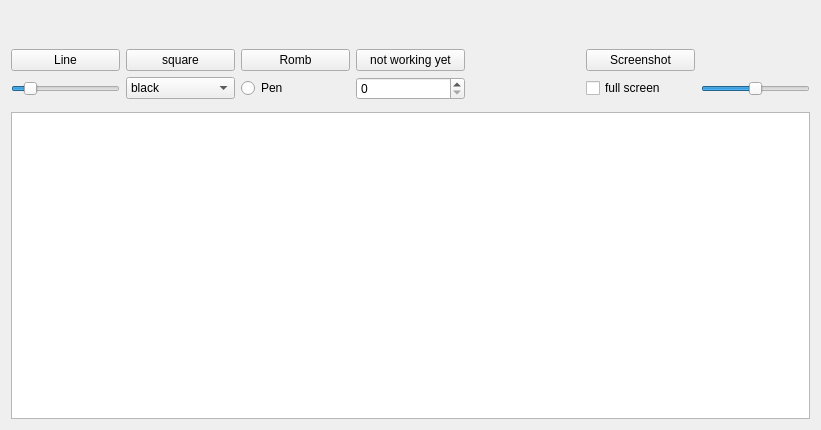
Old version of the form widget.ui in the repository Bronn1/SimplePaint.
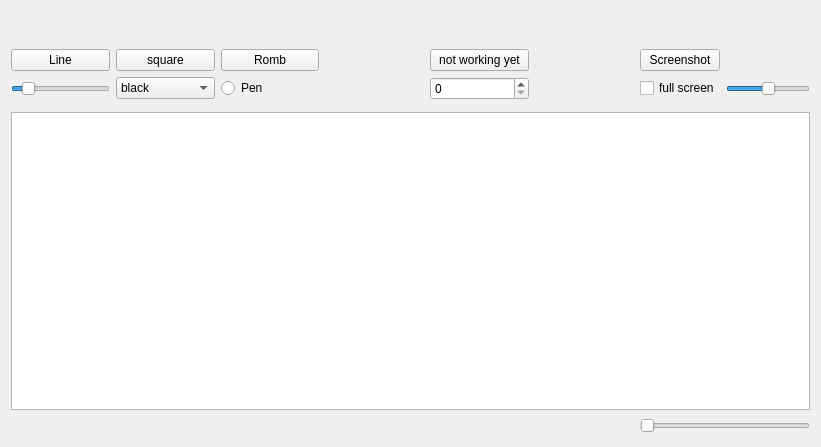
New version of the form.

```diff
--- a/widget.ui
+++ b/widget.ui
@@ -10,7 +10,7 @@
     <x>0</x>
     <y>0</y>
     <width>821</width>
-    <height>430</height>
+    <height>447</height>
    </rect>
   </property>
   <property name="sizePolicy">
@@ -26,7 +26,33 @@
    <string>Widget</string>
   </property>
   <layout class="QGridLayout" name="gridLayout_2">
-   <item row="0" column="4" rowspan="6">
+   <item row="8" column="2">
+    <spacer name="horizontalSpacer_4">
+     <property name="orientation">
+      <enum>Qt::Horizontal</enum>
+     </property>
+     <property name="sizeHint" stdset="0">
+      <size>
+       <width>40</width>
+       <height>20</height>
+      </size>
+     </property>
+    </spacer>
+   </item>
+   <item row="8" column="0">
+    <spacer name="horizontalSpacer_2">
+     <property name="orientation">
+      <enum>Qt::Horizontal</enum>
+     </property>
+     <property name="sizeHint" stdset="0">
+      <size>
+       <width>40</width>
+       <height>1</height>
+      </size>
+     </property>
+    </spacer>
+   </item>
+   <item row="0" column="5" rowspan="6">
     <spacer name="verticalSpacer">
      <property name="orientation">
       <enum>Qt::Vertical</enum>
@@ -42,13 +68,43 @@
      </property>
     </spacer>
    </item>
-   <item row="3" column="3">
+   <item row="3" column="0">
+    <widget class="QPushButton" name="LineButton">
+     <property name="text">
+      <string>Line</string>
+     </property>
+    </widget>
+   </item>
+   <item row="3" column="4">
     <widget class="QPushButton" name="pushButton">
      <property name="text">
       <string>not working yet</string>
      </property>
     </widget>
    </item>
+   <item row="7" column="0" colspan="8">
+    <widget class="QGraphicsView" name="graphicsView"/>
+   </item>
+   <item row="3" column="1">
+    <widget class="QPushButton" name="squareButton">
+     <property name="text">
+      <string>square</string>
+     </property>
+    </widget>
+   </item>
+   <item row="0" column="0" colspan="2">
+    <spacer name="horizontalSpacer">
+     <property name="orientation">
+      <enum>Qt::Horizontal</enum>
+     </property>
+     <property name="sizeHint" stdset="0">
+      <size>
+       <width>40</width>
+       <height>20</height>
+      </size>
+     </property>
+    </spacer>
+   </item>
    <item row="4" column="1">
     <widget class="QComboBox" name="comboBox">
      <item>
@@ -68,27 +124,6 @@
      </item>
     </widget>
    </item>
-   <item row="3" column="0">
-    <widget class="QPushButton" name="LineButton">
-     <property name="text">
-      <string>Line</string>
-     </property>
-    </widget>
-   </item>
-   <item row="3" column="1">
-    <widget class="QPushButton" name="squareButton">
-     <property name="text">
-      <string>square</string>
-     </property>
-    </widget>
-   </item>
-   <item row="3" column="2">
-    <widget class="QPushButton" name="rombPushButton">
-     <property name="text">
-      <string>Romb</string>
-     </property>
-    </widget>
-   </item>
    <item row="4" column="2">
     <widget class="QRadioButton" name="radioButton">
      <property name="text">
@@ -96,6 +131,34 @@
      </property>
     </widget>
    </item>
+   <item row="3" column="6">
+    <widget class="QPushButton" name="screenshotButton">
+     <property name="text">
+      <string>Screenshot</string>
+     </property>
+    </widget>
+   </item>
+   <item row="4" column="4">
+    <widget class="QSpinBox" name="spinBox">
+     <property name="maximum">
+      <number>99</number>
+     </property>
+    </widget>
+   </item>
+   <item row="3" column="2">
+    <widget class="QPushButton" name="rombPushButton">
+     <property name="text">
+      <string>Romb</string>
+     </property>
+    </widget>
+   </item>
+   <item row="4" column="6">
+    <widget class="QCheckBox" name="fullScreen">
+     <property name="text">
+      <string>full screen</string>
+     </property>
+    </widget>
+   </item>
    <item row="4" column="0">
     <widget class="QSlider" name="horizontalSlider">
      <property name="sizePolicy">
@@ -124,14 +187,7 @@
      </property>
     </widget>
    </item>
-   <item row="4" column="3">
-    <widget class="QSpinBox" name="spinBox">
-     <property name="maximum">
-      <number>99</number>
-     </property>
-    </widget>
-   </item>
-   <item row="4" column="6">
+   <item row="4" column="7">
     <widget class="QSlider" name="imageScale">
      <property name="sizePolicy">
       <sizepolicy hsizetype="Minimum" vsizetype="Fixed">
@@ -159,11 +215,21 @@
      </property>
     </widget>
    </item>
-   <item row="7" column="0" colspan="7">
-    <widget class="QGraphicsView" name="graphicsView"/>
+   <item row="8" column="1">
+    <spacer name="horizontalSpacer_3">
+     <property name="orientation">
+      <enum>Qt::Horizontal</enum>
+     </property>
+     <property name="sizeHint" stdset="0">
+      <size>
+       <width>40</width>
+       <height>20</height>
+      </size>
+     </property>
+    </spacer>
    </item>
-   <item row="0" column="0" colspan="2">
-    <spacer name="horizontalSpacer">
+   <item row="8" column="3">
+    <spacer name="horizontalSpacer_5">
      <property name="orientation">
       <enum>Qt::Horizontal</enum>
      </property>
@@ -175,19 +241,38 @@
      </property>
     </spacer>
    </item>
-   <item row="4" column="5">
-    <widget class="QCheckBox" name="fullScreen">
-     <property name="text">
-      <string>full screen</string>
+   <item row="8" column="6" colspan="2">
+    <widget class="QSlider" name="grahicsViewSize">
+     <property name="orientation">
+      <enum>Qt::Horizontal</enum>
      </property>
     </widget>
    </item>
-   <item row="3" column="5">
-    <widget class="QPushButton" name="screenshotButton">
-     <property name="text">
-      <string>Screenshot</string>
+   <item row="8" column="4">
+    <spacer name="horizontalSpacer_6">
+     <property name="orientation">
+      <enum>Qt::Horizontal</enum>
      </property>
-    </widget>
+     <property name="sizeHint" stdset="0">
+      <size>
+       <width>40</width>
+       <height>20</height>
+      </size>
+     </property>
+    </spacer>
+   </item>
+   <item row="8" column="5">
+    <spacer name="horizontalSpacer_7">
+     <property name="orientation">
+      <enum>Qt::Horizontal</enum>
+     </property>
+     <property name="sizeHint" stdset="0">
+      <size>
+       <width>40</width>
+       <height>20</height>
+      </size>
+     </property>
+    </spacer>
    </item>
   </layout>
  </widget>
```
